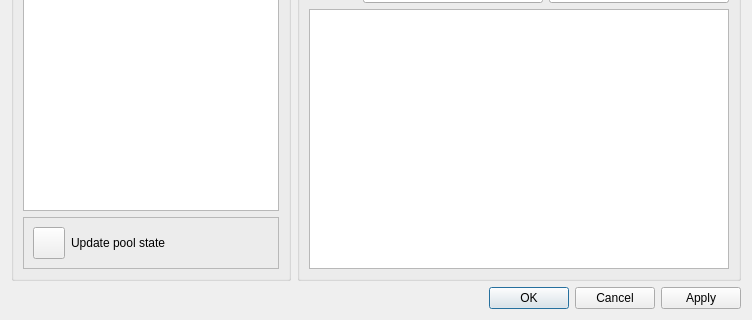
First picture: the form in test_projects/pool_v3/defimintdialog.ui, repository AlexanderR9/repo_qt5, before the edit; both pictures show x 0 to 752 and y 193 to 513 of the 752 by 513 pixel window.
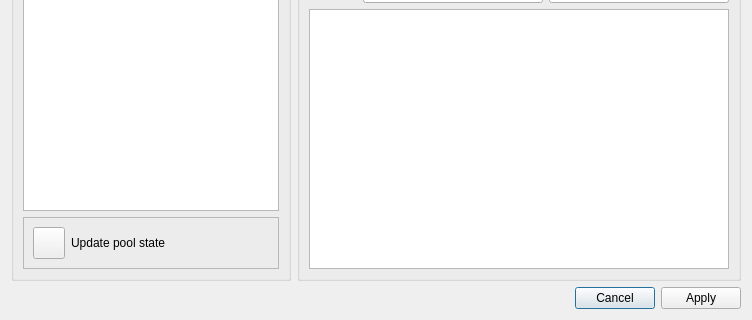
Second picture: the form after the edit.

```diff
--- a/test_projects/pool_v3/defimintdialog.ui
+++ b/test_projects/pool_v3/defimintdialog.ui
@@ -90,7 +90,7 @@
       <enum>Qt::Horizontal</enum>
      </property>
      <property name="standardButtons">
-      <set>QDialogButtonBox::Apply|QDialogButtonBox::Cancel|QDialogButtonBox::Ok</set>
+      <set>QDialogButtonBox::Apply|QDialogButtonBox::Cancel</set>
      </property>
     </widget>
    </item>
```
